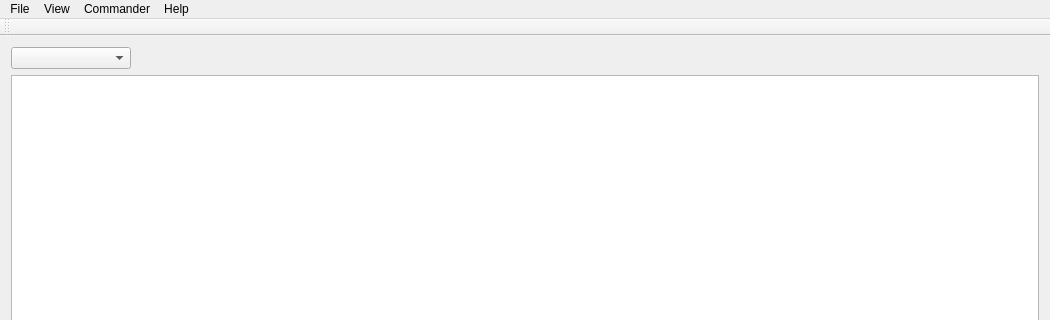
Before: the Qt Designer form MainWindow.ui in tixiv/CAN-Monitor-qt, drawn with Qt 5; both pictures show x 0 to 1050 and y 0 to 320 of the 1050 by 611 pixel window.
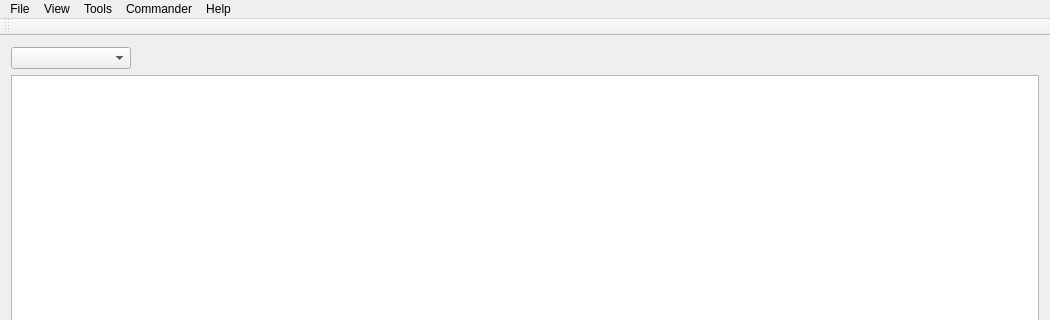
After: the same form once the commit is applied. Icons and pictures are not drawn. Custom widgets are drawn as their Qt base class.

What changed in the file:
```diff
--- a/MainWindow.ui
+++ b/MainWindow.ui
@@ -165,8 +165,15 @@
     <addaction name="actionSetCommanderDirectory"/>
     <addaction name="actionNewCommander"/>
    </widget>
+   <widget class="QMenu" name="menuTools">
+    <property name="title">
+     <string>Tools</string>
+    </property>
+    <addaction name="actionTrace"/>
+   </widget>
    <addaction name="menuFile"/>
    <addaction name="menuView"/>
+   <addaction name="menuTools"/>
    <addaction name="menuCommander"/>
    <addaction name="menuHelp"/>
   </widget>
```
Left out of the diff: 5 changed lines with no effect on the pictures.
